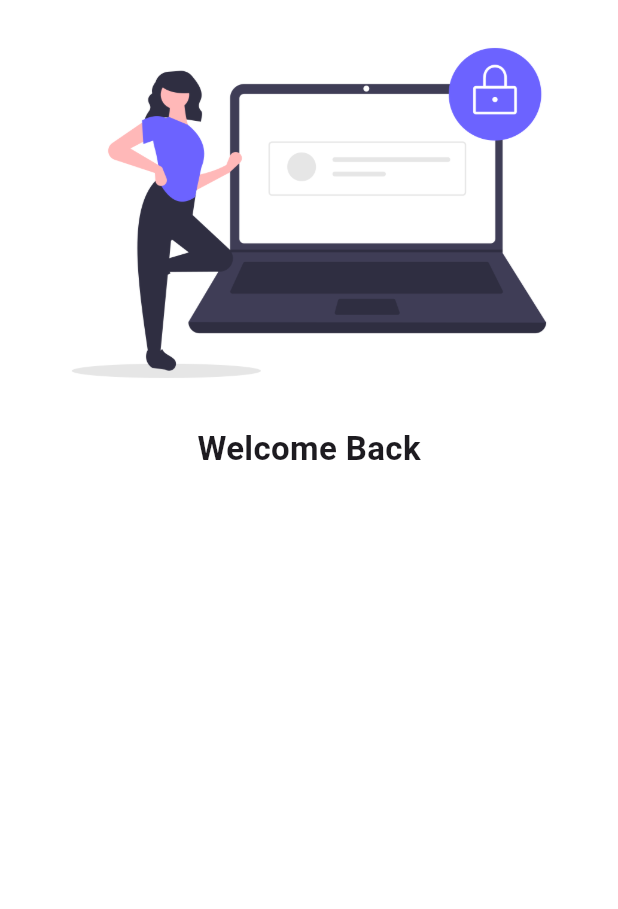
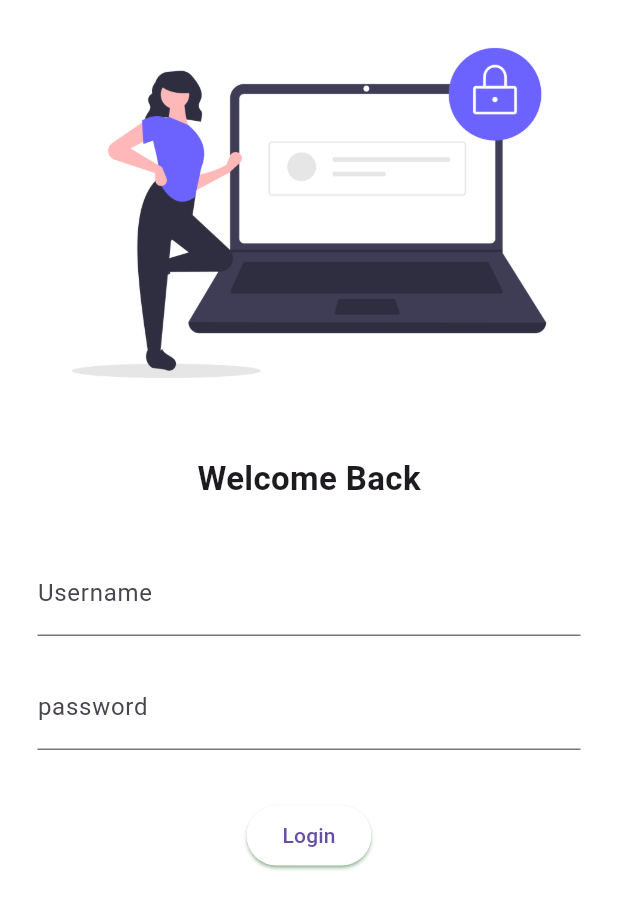
Before and after one commit to FazalHamzaKhan12/codepur_8h, a Flutter app: the screen it shows after launch, on a phone screen of 412 x 824 dp. Shown: the top 909 px of the screen. Run offline on Flutter 3.47's test engine with Material 3 defaults, Android fonts, the phone set to English and light mode, and no system bars.

Commit message:
Chapter 4 Completed
1:44:02 / 8:38:00 Chaper 4 Completed

```diff
--- a/lib/Pages/login_page.dart
+++ b/lib/Pages/login_page.dart
@@ -6,10 +6,60 @@ class LoginPage extends StatelessWidget {
   @override
   Widget build(BuildContext context) {
     return Scaffold(
-      backgroundColor: Colors.white,
+        backgroundColor: Colors.white,
         body: Column(
-      children: [Image.asset("assets/images/login_img.png",fit: BoxFit.cover,),
-      Text("Welcome Back",style: TextStyle(fontSize: 22,fontWeight: FontWeight.bold,),)],
-    ));
+          children: [
+            Image.asset(
+              "assets/images/login_img.png",
+              fit: BoxFit.cover,
+            ),
+            SizedBox(
+              height: 20,
+            ),
+            Text(
+              "Welcome Back",
+              style: TextStyle(
+                fontSize: 22,
+                fontWeight: FontWeight.bold,
+              ),
+            ),
+            SizedBox(
+              height: 20,
+            ),
+            Padding(
+              padding:
+                  const EdgeInsets.symmetric(vertical: 13.0, horizontal: 25.0),
+              child: Column(
+                children: [
+                  TextFormField(
+                    decoration: InputDecoration(
+                        hintText: "Enter your username", labelText: "Username"),
+                  ),
+                  SizedBox(
+                    height: 20,
+                  ),
+                  TextFormField(
+                    obscureText: true,
+                    decoration: InputDecoration(
+                      hintText: "Enter your password",
+                      labelText: "password",
+                    ),
+                  ),
+                ],
+              ),
+            ),
+            SizedBox(
+              height: 20,
+            ),
+            ElevatedButton(
+              onPressed: () {},
+              child: Text("Login"),
+              style: TextButton.styleFrom(
+                shadowColor: Colors.green,
+                backgroundColor: Colors.white,
+              ),
+            )
+          ],
+        ));
   }
 }
```
